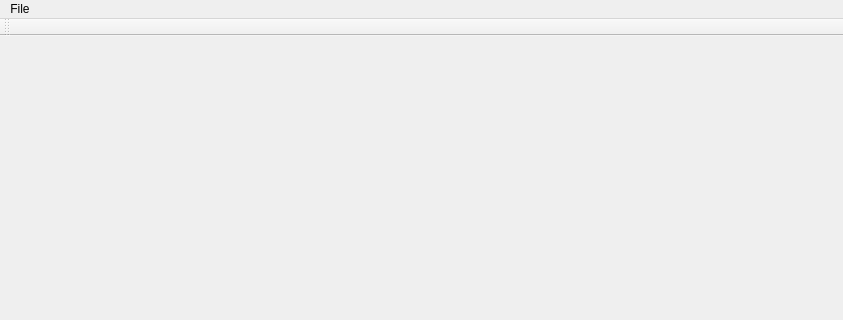
This is mainwindow.ui in freshertm/QFileManager as Qt 5 draws it before an edit; both pictures show x 0 to 843 and y 0 to 320 of the 843 by 548 pixel window. The edited form follows.
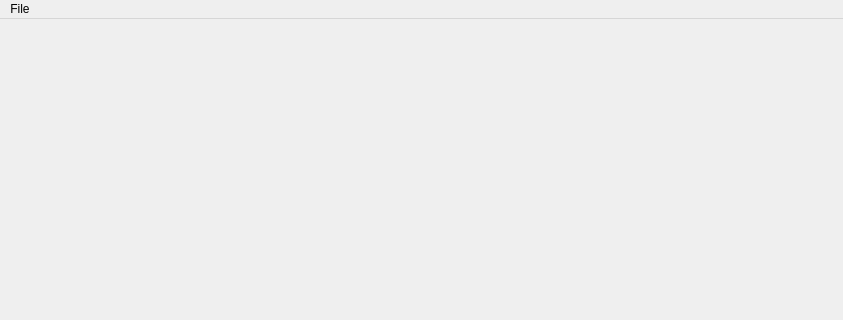
This is the edited form. Icons and pictures are not drawn.

Commit message: + icon  - toolbar

```diff
--- a/mainwindow.ui
+++ b/mainwindow.ui
@@ -16,14 +16,6 @@
   <widget class="QWidget" name="centralWidget">
    <layout class="QHBoxLayout" name="layout"/>
   </widget>
-  <widget class="QToolBar" name="mainToolBar">
-   <attribute name="toolBarArea">
-    <enum>TopToolBarArea</enum>
-   </attribute>
-   <attribute name="toolBarBreak">
-    <bool>false</bool>
-   </attribute>
-  </widget>
   <widget class="QStatusBar" name="statusBar"/>
   <widget class="QMenuBar" name="menuBar">
    <property name="geometry">
```
Left out of the diff: 10 changed lines with no effect on the pictures. The commit also changes 3 other files.
